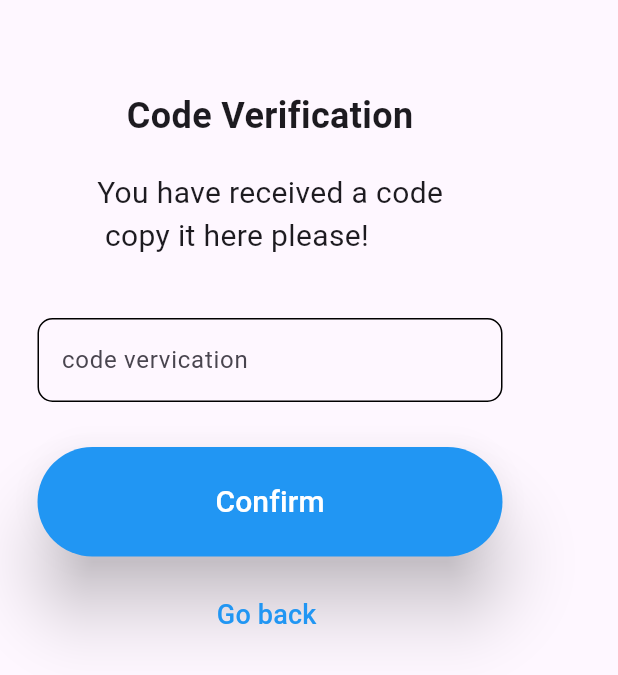
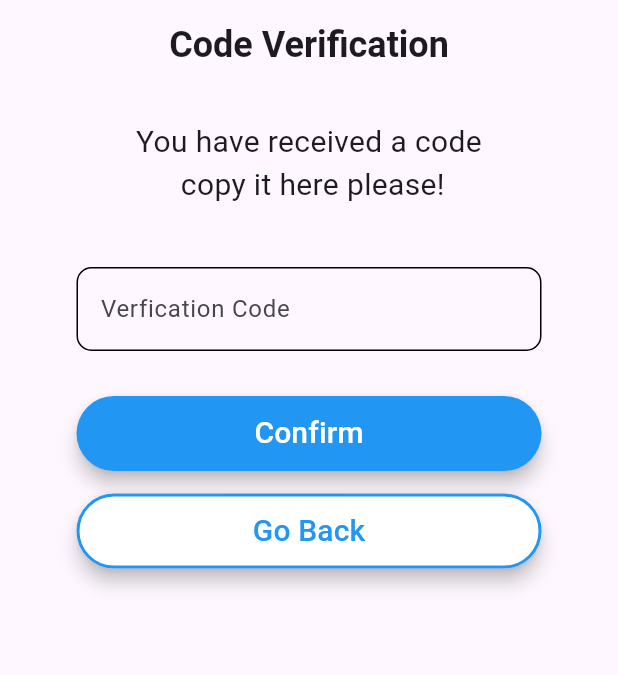
Before and after one commit to etab233/university-services-app, a Flutter app: the ForgotPassword screen opened directly, after a tap on "Continue", on a phone screen of 412 x 824 dp. Shown: the top 675 px of the screen. Run offline on Flutter 3.47's test engine with Material 3 defaults, Android fonts, the phone set to English and light mode, and no system bars; network calls fail.

Commit message:
update login screens and add Constants file

```diff
--- /dev/null
+++ b/lib/Constants.dart
@@ -0,0 +1,7 @@
+import 'package:flutter/material.dart';
+
+class Constants {
+  static const Color primaryColor = Colors.blue;
+  static const String logo = "assets/imgs/logo.png";
+  static const String university = "assets/imgs/university.png";
+}
--- a/lib/announcment Screen/AnnList.dart
+++ b/lib/announcment Screen/AnnList.dart
@@ -1,6 +1,7 @@
 import 'package:flutter/material.dart';
 import 'package:http/http.dart' as http;
 import 'dart:convert';
+import '../Constants.dart';
 
 class Announcement {
   final String doctor_name;
@@ -77,7 +78,7 @@
                       Navigator.pop(context);
                     },
                     icon: const Icon(Icons.arrow_back,
-                        size: 30, color: Colors.blue),
+                        size: 30, color: Constants.primaryColor),
                   ),
                 ),
                 body: Stack(children: [
@@ -125,7 +126,7 @@
                               Row(
                                 children: [
                                   const Icon(Icons.person,
-                                      size: 20, color: Colors.blue),
+                                      size: 20, color: Constants.primaryColor),
                                   const SizedBox(
                                     height: 10,
                                   ),
--- a/lib/home_Screen/home.dart
+++ b/lib/home_Screen/home.dart
@@ -1,5 +1,6 @@
 import 'package:flutter/material.dart';
 import 'homePage.dart';
+import '../Constants.dart';
 
 class Home extends StatefulWidget {
   Home({Key? key}) : super(key: key);
@@ -38,7 +39,7 @@
       bottomNavigationBar: BottomNavigationBar(
         currentIndex: _currentIndex,
         backgroundColor: Colors.white,
-        selectedItemColor: Colors.blue,
+        selectedItemColor: Constants.primaryColor,
         unselectedItemColor: Colors.black,
         showUnselectedLabels: true,
         iconSize: 30,
@@ -63,7 +64,7 @@
           BottomNavigationBarItem(
             icon: Icon(Icons.person_2_outlined),
             label: 'profile',
-            activeIcon: Icon(Icons.person_2, color: Colors.blue),
+            activeIcon: Icon(Icons.person_2, color: Constants.primaryColor),
           ),
         ],
       ),
--- a/lib/login_Screen/codeVerification.dart
+++ b/lib/login_Screen/codeVerification.dart
@@ -1,7 +1,8 @@
 import 'package:flutter/material.dart';
+import 'dart:convert';
 import 'package:http/http.dart' as http;
-import 'dart:convert';
 import '../home_Screen/home.dart';
+import '../Constants.dart';
 
 class CodeVerification extends StatefulWidget {
   CodeVerification({Key? key}) : super(key: key);
@@ -9,34 +10,34 @@
   _CodeVerificationState createState() => _CodeVerificationState();
 }
 
-class _CodeVerificationState extends State<CodeVerification>{
-
+class _CodeVerificationState extends State<CodeVerification> {
   final TextEditingController _codeController = TextEditingController();
-  final _formkey= GlobalKey<FormState>();
-  bool isLoading=false;
-  Future<void> codeVer(String email) async{
-    if(_formkey.currentState!.validate()){
+  final _formkey = GlobalKey<FormState>();
+  bool isLoading = false;
+  Future<void> codeVer(String email) async {
+    if (_formkey.currentState!.validate()) {
       setState(() {
-        isLoading=true;});
-        final url=Uri.parse('https://api.example.com/api/codeVerification');
-    final response= await http.post(
+        isLoading = true;
+      });
+      final url = Uri.parse('https://api.example.com/api/codeVerification');
+      final response = await http.post(
         url,
-      headers: {'Accept':'application/json'},
-      body:{
-        email:_codeController.text.trim(),
+        headers: {'Accept': 'application/json'},
+        body: {
+          email: _codeController.text.trim(),
         },
       );
-    if(response.statusCode==200){
-      final data=json.decode(response.body);
-      Navigator.push(context, MaterialPageRoute(builder: (context) =>Home()));
-    }
-    else {
+      if (response.statusCode == 200) {
+        final data = json.decode(response.body);
+        Navigator.push(
+            context, MaterialPageRoute(builder: (context) => Home()));
+      } else {
         ScaffoldMessenger.of(context).showSnackBar(
           const SnackBar(content: Text('Incorrect code')),
         );
       }
       setState(() {
-      isLoading=false;
+        isLoading = false;
       });
     }
   }
@@ -44,30 +45,31 @@
   @override
   Widget build(BuildContext context) {
     return Scaffold(
-      body: SingleChildScrollView(
-        padding:const EdgeInsets.only(
-          left: 25,
-        ),
-        child: Form(
-          key: _formkey,
-          child: Column(
-          //crossAxisAlignment: CrossAxisAlignment.center,
-          children: [
-            const SizedBox(
-              height: 60,
-            ),
-            const Text(
+      appBar: AppBar(
+        toolbarHeight: 60,
+        title: const Text(
           'Code Verification',
           style: TextStyle(
             fontWeight: FontWeight.bold,
             fontSize: 24,
           ),
         ),
+        centerTitle: true,
+        automaticallyImplyLeading: false,
+      ),
+      body: SingleChildScrollView(
+        child: Form(
+          key: _formkey,
+          child: Center(
+            child: Column(
+              //crossAxisAlignment: CrossAxisAlignment.center,
+              children: [
                 const SizedBox(
                   height: 20,
                 ),
                 const Text(
                   'You have received a code\n copy it here please!',
+                  textAlign: TextAlign.center,
                   style: TextStyle(
                     fontSize: 20,
                   ),
@@ -80,17 +82,20 @@
                   child: TextFormField(
                     controller: _codeController,
                     decoration: InputDecoration(
-                  labelText: "code vervication",
-                  focusedErrorBorder:const OutlineInputBorder(
-                      borderSide: BorderSide(color: Colors.blue)),
+                      labelText: "Verfication Code",
+                      focusedErrorBorder: const OutlineInputBorder(
+                          borderSide:
+                              BorderSide(color: Constants.primaryColor)),
                       errorBorder: const OutlineInputBorder(
-                    borderSide: BorderSide(color: Colors.blue)),
+                          borderSide:
+                              BorderSide(color: Constants.primaryColor)),
                       enabledBorder: OutlineInputBorder(
                           borderRadius: BorderRadius.circular(10),
-                      borderSide:const BorderSide(color: Color(0xff000000))),
-                  focusedBorder:const OutlineInputBorder(
+                          borderSide:
+                              const BorderSide(color: Color(0xff000000))),
+                      focusedBorder: const OutlineInputBorder(
                         borderSide: BorderSide(
-                      color: Colors.blue,
+                          color: Constants.primaryColor,
                         ),
                       ),
                     ),
@@ -101,6 +106,7 @@
                 ),
                 Container(
                   width: 310,
+                  height: 50,
                   child: ElevatedButton(
                     onPressed: () {
                       Navigator.push(
@@ -110,10 +116,10 @@
                           ));
                     },
                     style: ElevatedButton.styleFrom(
-                    backgroundColor: Colors.blue,
+                      backgroundColor: Constants.primaryColor,
                       foregroundColor: Colors.white,
-                    elevation: 20,
-                    padding:const EdgeInsets.all(22)),
+                      elevation: 5,
+                    ),
                     child: const Text(
                       'Confirm',
                       style: TextStyle(
@@ -125,17 +131,35 @@
                 const SizedBox(
                   height: 15,
                 ),
-            TextButton(
+                Container(
+                  width: 310,
+                  height: 50,
+                  child: ElevatedButton(
                     onPressed: () {
                       Navigator.pop(context);
                     },
-              child:const Text('Go back ',
+                    child: const Text(
+                      'Go Back',
                       style: TextStyle(
-                    fontSize: 18,
-                    color: Colors.blue,
-                  )),
+                        color: Constants.primaryColor,
+                        fontSize: 20,
+                      ),
+                    ),
+                    style: ElevatedButton.styleFrom(
+                      backgroundColor: Colors.white,
+                      foregroundColor: Colors.white,
+                      // shape: RoundedRectangleBorder(
+                      //     borderRadius: BorderRadius.circular(10)),
+                      elevation: 5,
+                      side: BorderSide(
+                        width: 2,
+                        color: Constants.primaryColor,
+                      ),
+                    ),
+                  ),
                 ),
               ],
+            ),
           ),
         ),
       ),
--- a/lib/login_Screen/forgotPassword.dart
+++ b/lib/login_Screen/forgotPassword.dart
@@ -1,5 +1,6 @@
 import 'package:flutter/material.dart';
 import 'codeVerification.dart';
+import '../Constants.dart';
 
 class ForgotPassword extends StatefulWidget {
   ForgotPassword({Key? key}) : super(key: key);
@@ -9,34 +10,35 @@
 
 class _ForgotPasswordState extends State<ForgotPassword> {
   final TextEditingController _emailController = TextEditingController();
-  final _formkey =GlobalKey<FormState>();
+  final _formkey = GlobalKey<FormState>();
   @override
   Widget build(BuildContext context) {
     return Scaffold(
-      body: SingleChildScrollView(
-        padding:const EdgeInsets.only(
-          left: 25,
-        ),
-        child: Form(
-          key: _formkey,
-          child: Column(
-          //crossAxisAlignment: CrossAxisAlignment.center,
-          children: [
-            const SizedBox(
-              height: 60,
-            ),
-            const Text(
+      appBar: AppBar(
+        toolbarHeight: 60,
+        title: const Text(
           'Forgot Your Password?',
           style: TextStyle(
             fontWeight: FontWeight.bold,
             fontSize: 24,
           ),
         ),
+        centerTitle: true,
+        automaticallyImplyLeading: false,
+      ),
+      body: SingleChildScrollView(
+        child: Form(
+          key: _formkey,
+          child: Center(
+            child: Column(
+              crossAxisAlignment: CrossAxisAlignment.center,
+              children: [
                 const SizedBox(
                   height: 20,
                 ),
                 const Text(
                   'Enter your email and \nwe will send you a code ',
+                  textAlign: TextAlign.center,
                   style: TextStyle(
                     fontSize: 20,
                   ),
@@ -50,7 +52,8 @@
                     controller: _emailController,
                     autovalidateMode: AutovalidateMode.onUserInteraction,
                     validator: (value) {
-                  if (value == null || value.isEmpty) return "Enter your Email";
+                      if (value == null || value.isEmpty)
+                        return "Enter your Email";
                       if (!value.contains('@')) return "invalid Email";
                       return null;
                     },
@@ -58,39 +61,44 @@
                       labelText: "Email",
                       enabledBorder: OutlineInputBorder(
                         borderRadius: BorderRadius.circular(10),
-                    borderSide:const BorderSide(color: Color(0xff000000)),
+                        borderSide: const BorderSide(color: Color(0xff000000)),
                       ),
-                  focusedBorder:const OutlineInputBorder(
-                      borderSide: BorderSide(color: Colors.blue)),
-                  focusedErrorBorder:const OutlineInputBorder(
-                      borderSide: BorderSide(color: Colors.blue)),
+                      focusedBorder: const OutlineInputBorder(
+                          borderSide:
+                              BorderSide(color: Constants.primaryColor)),
+                      focusedErrorBorder: const OutlineInputBorder(
+                          borderSide:
+                              BorderSide(color: Constants.primaryColor)),
                       errorBorder: const OutlineInputBorder(
-                      borderSide: BorderSide(color: Colors.blue)),
-                  prefixIcon:const Icon(
+                          borderSide:
+                              BorderSide(color: Constants.primaryColor)),
+                      prefixIcon: const Icon(
                         Icons.email,
                         size: 28,
-                    color: Colors.blue,
+                        color: Constants.primaryColor,
                       ),
                     ),
                   ),
                 ),
                 const SizedBox(
-              height: 10,
+                  height: 30,
                 ),
                 Container(
                   width: 300,
+                  height: 50,
                   child: ElevatedButton(
                     onPressed: () {
                       Navigator.push(
                         context,
-                    MaterialPageRoute(builder: (context) => CodeVerification()),
+                        MaterialPageRoute(
+                            builder: (context) => CodeVerification()),
                       );
                     },
                     style: ElevatedButton.styleFrom(
-                    backgroundColor: Colors.blue,
+                      backgroundColor: Constants.primaryColor,
                       foregroundColor: Colors.white,
-                    elevation: 20,
-                    padding:const EdgeInsets.all(22)),
+                      elevation: 5,
+                    ),
                     child: const Text(
                       'Continue',
                       style: TextStyle(
@@ -99,18 +107,37 @@
                     ),
                   ),
                 ),
-            const SizedBox(height: 20,),
-            TextButton(
+                const SizedBox(
+                  height: 15,
+                ),
+                Container(
+                  width: 300,
+                  height: 50,
+                  child: ElevatedButton(
                     onPressed: () {
                       Navigator.pop(context);
                     },
-              child:const Text('back to Log in',
+                    child: const Text(
+                      'Back to Login',
                       style: TextStyle(
-                    fontSize: 18,
-                    color: Colors.blue,
-                  )),
+                        color: Constants.primaryColor,
+                        fontSize: 20,
+                      ),
+                    ),
+                    style: ElevatedButton.styleFrom(
+                      backgroundColor: Colors.white,
+                      // shape: RoundedRectangleBorder(
+                      //     borderRadius: BorderRadius.circular(10)),
+                      elevation: 5,
+                      side: BorderSide(
+                        width: 2,
+                        color: Constants.primaryColor,
+                      ),
+                    ),
+                  ),
                 ),
               ],
+            ),
           ),
         ),
       ),
--- a/lib/main.dart
+++ b/lib/main.dart
@@ -1,5 +1,5 @@
 import 'package:flutter/material.dart';
-import 'login_Screen/log_in.dart';
+import 'welcome.dart';
 
 void main() => runApp(MyApp());
 
@@ -9,7 +9,7 @@
     return const MaterialApp(
       debugShowCheckedModeBanner: false,
       title: 'خدمات جامعية',
-      home: Log_in(),
+      home: WelcomePage(),
     );
   }
 }
--- a/pubspec.yaml
+++ b/pubspec.yaml
@@ -10,6 +10,7 @@
 dependencies:
   flutter:
     sdk: flutter
+  http: ^0.13.6
 
 dev_dependencies:
   flutter_test:
@@ -20,7 +21,8 @@
 flutter:
   uses-material-design: true
   assets:
-    - assets/images/logo.png
+    - assets/imgs/logo.png
+    - assets/imgs/university.png
   #  - images/a_dot_burr.jpeg
   #  - images/a_dot_ham.jpeg
   # fonts:
```
Also changed, not shown: lib/home_Screen/homePage.dart (+23 -4 lines), lib/login_Screen/log_in.dart (+115 -88 lines), lib/objection_Screens/student/select_subject.dart (+23 -22 lines), lib/objection_Screens/student/submit_objection.dart (+6 -12 lines), lib/welcome.dart (added, +77 -0 lines), assets/images/logo.png (deleted), assets/imgs/logo.png (added), assets/imgs/university.png (added), pubspec.lock, 61 other files. Lines whose indentation alone changed are shown as unchanged.
